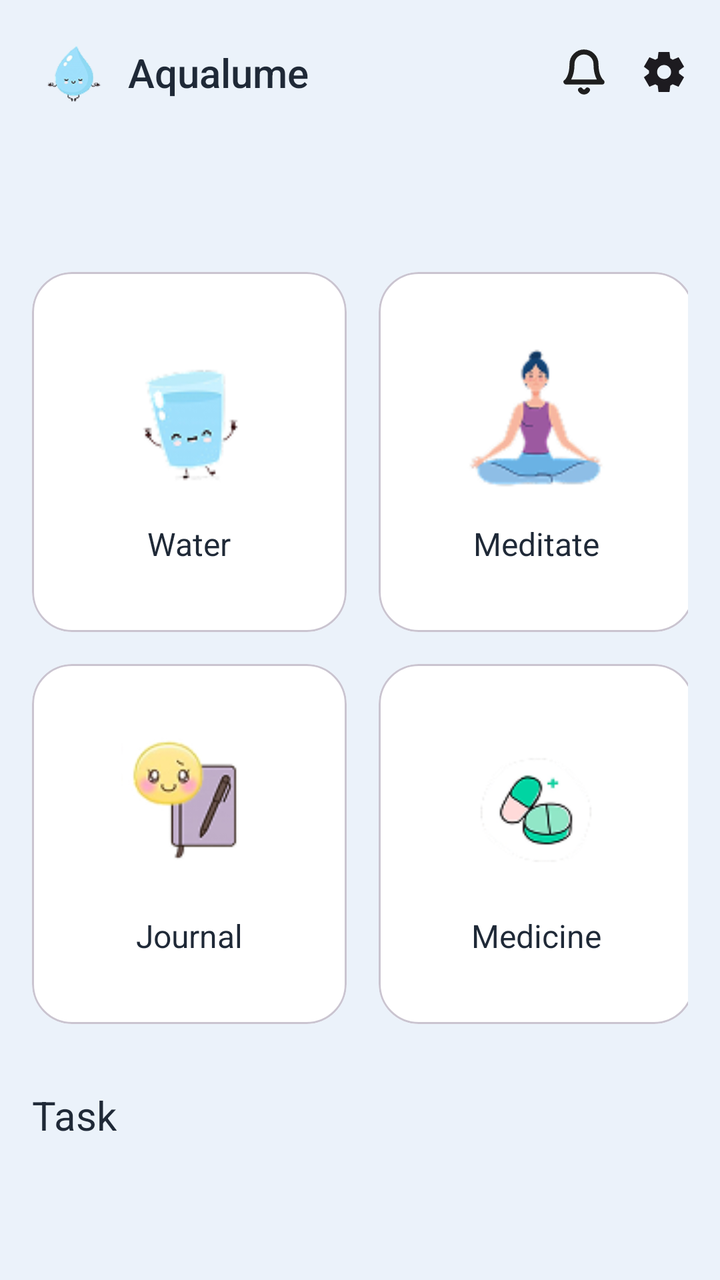
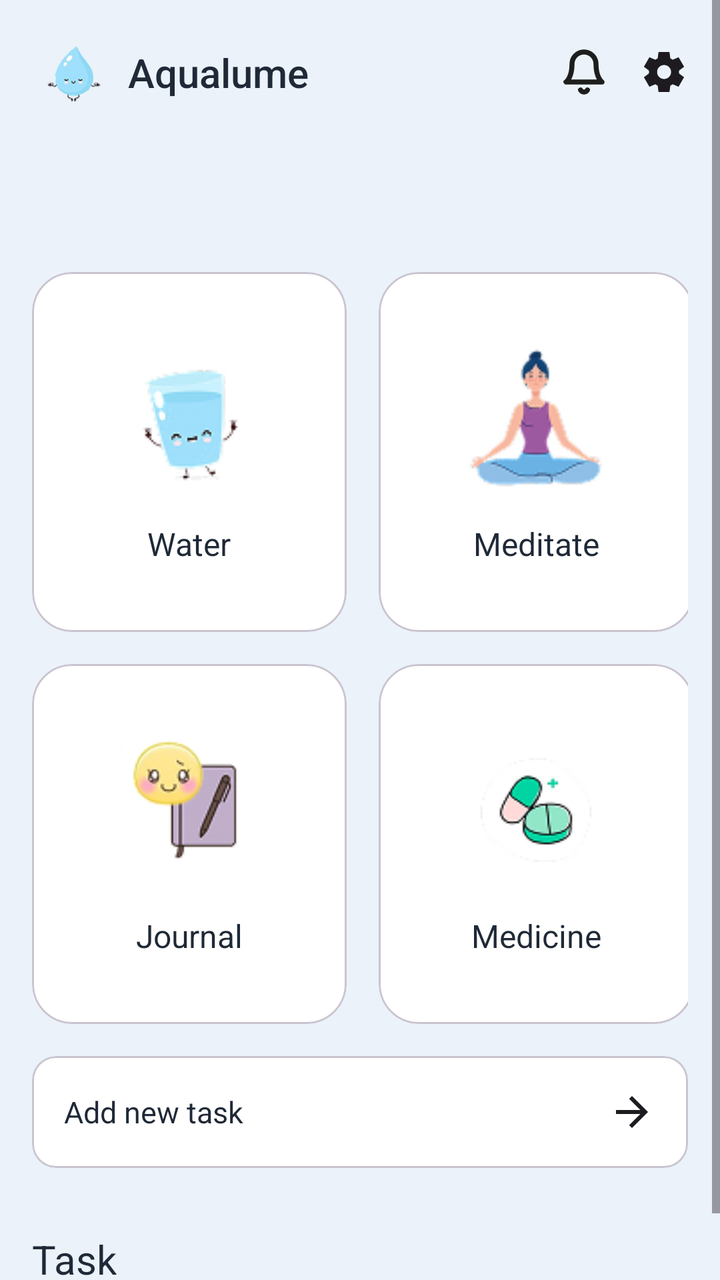

The first picture is an Android layout as it rendered before a commit; the second is the same layout after the commit. The layout source and the unified diff follow.
<!-- AndroidManifest.xml: application theme Theme.AqualumeApp -->
<!-- res/layout/fragment_add.xml -->
<?xml version="1.0" encoding="utf-8"?>
<ScrollView xmlns:android="http://schemas.android.com/apk/res/android"
    xmlns:app="http://schemas.android.com/apk/res-auto"
    android:layout_width="match_parent"
    android:layout_height="match_parent"
    android:background="@color/background"
    android:fillViewport="true">

    <androidx.constraintlayout.widget.ConstraintLayout
        android:layout_width="match_parent"
        android:layout_height="wrap_content"
        android:padding="16dp">

        
        <ImageView
            android:id="@+id/iv_logo"
            android:layout_width="40dp"
            android:layout_height="40dp"
            android:src="@drawable/logo"
            android:contentDescription="@string/app_name"
            app:layout_constraintStart_toStartOf="parent"
            app:layout_constraintTop_toTopOf="parent" />

        <TextView
            android:id="@+id/tv_app_name"
            android:layout_width="wrap_content"
            android:layout_height="wrap_content"
            android:text="@string/app_name"
            android:textSize="20sp"
            android:textColor="@color/primary_text"
            android:fontFamily="sans-serif-medium"
            android:layout_marginStart="8dp"
            app:layout_constraintBottom_toBottomOf="@id/iv_logo"
            app:layout_constraintStart_toEndOf="@id/iv_logo"
            app:layout_constraintTop_toTopOf="@id/iv_logo" />

        <ImageView
            android:id="@+id/iv_notification"
            android:layout_width="24dp"
            android:layout_height="24dp"
            android:layout_marginEnd="16dp"
            android:contentDescription="@string/notifications"
            android:src="@drawable/ic_notification"
            app:layout_constraintBottom_toBottomOf="@id/iv_logo"
            app:layout_constraintEnd_toStartOf="@id/iv_settings"
            app:layout_constraintTop_toTopOf="@id/iv_logo" />

        <ImageView
            android:id="@+id/iv_settings"
            android:layout_width="24dp"
            android:layout_height="24dp"
            android:contentDescription="@string/settings"
            android:src="@drawable/ic_settings"
            app:layout_constraintBottom_toBottomOf="@id/iv_logo"
            app:layout_constraintEnd_toEndOf="parent"
            app:layout_constraintTop_toTopOf="@id/iv_logo" />

        
        <com.google.android.material.card.MaterialCardView
            android:id="@+id/card_water"
            android:layout_width="0dp"
            android:layout_height="180dp"
            android:layout_marginTop="80dp"
            android:layout_marginEnd="8dp"
            app:cardCornerRadius="20dp"
            app:cardElevation="0dp"
            app:cardBackgroundColor="@color/white"
            app:layout_constraintEnd_toStartOf="@id/card_meditation"
            app:layout_constraintStart_toStartOf="parent"
            app:layout_constraintTop_toBottomOf="@id/iv_logo"
            app:layout_constraintWidth_percent="0.48">

            <LinearLayout
                android:layout_width="match_parent"
                android:layout_height="match_parent"
                android:orientation="vertical"
                android:gravity="center"
                android:padding="16dp">

                <ImageView
                    android:layout_width="80dp"
                    android:layout_height="80dp"
                    android:contentDescription="@string/water_icon"
                    android:src="@drawable/img_water" />

                <TextView
                    android:layout_width="wrap_content"
                    android:layout_height="wrap_content"
                    android:layout_marginTop="12dp"
                    android:fontFamily="sans-serif"
                    android:text="@string/waterr"
                    android:textColor="@color/primary_text"
                    android:textSize="16sp" />

            </LinearLayout>

        </com.google.android.material.card.MaterialCardView>

        <com.google.android.material.card.MaterialCardView
            android:id="@+id/card_meditation"
            android:layout_width="0dp"
            android:layout_height="180dp"
            android:layout_marginStart="8dp"
            app:cardCornerRadius="20dp"
            app:cardElevation="0dp"
            app:cardBackgroundColor="@color/white"
            app:layout_constraintEnd_toEndOf="parent"
            app:layout_constraintStart_toEndOf="@id/card_water"
            app:layout_constraintTop_toTopOf="@id/card_water"
            app:layout_constraintWidth_percent="0.48">

            <LinearLayout
                android:layout_width="match_parent"
                android:layout_height="match_parent"
                android:orientation="vertical"
                android:gravity="center"
                android:padding="16dp">

                <ImageView
                    android:layout_width="80dp"
                    android:layout_height="80dp"
                    android:src="@drawable/img_meditation"
                    android:contentDescription="@string/meditate_icon"/>

                <TextView
                    android:layout_width="wrap_content"
                    android:layout_height="wrap_content"
                    android:layout_marginTop="12dp"
                    android:fontFamily="sans-serif"
                    android:text="@string/meditatee"
                    android:textColor="@color/primary_text"
                    android:textSize="16sp" />

            </LinearLayout>

        </com.google.android.material.card.MaterialCardView>

        
        <com.google.android.material.card.MaterialCardView
            android:id="@+id/card_journal"
            android:layout_width="0dp"
            android:layout_height="180dp"
            android:layout_marginTop="16dp"
            android:layout_marginEnd="8dp"
            app:cardCornerRadius="20dp"
            app:cardElevation="0dp"
            app:cardBackgroundColor="@color/white"
            app:layout_constraintEnd_toStartOf="@id/card_medicine"
            app:layout_constraintStart_toStartOf="parent"
            app:layout_constraintTop_toBottomOf="@id/card_water"
            app:layout_constraintWidth_percent="0.48">

            <LinearLayout
                android:layout_width="match_parent"
                android:layout_height="match_parent"
                android:orientation="vertical"
                android:gravity="center"
                android:padding="16dp">

                <ImageView
                    android:layout_width="80dp"
                    android:layout_height="80dp"
                    android:src="@drawable/img_journal"
                    android:contentDescription="@string/journal_icon"/>

                <TextView
                    android:layout_width="wrap_content"
                    android:layout_height="wrap_content"
                    android:layout_marginTop="12dp"
                    android:fontFamily="sans-serif"
                    android:text="@string/jurnal"
                    android:textColor="@color/primary_text"
                    android:textSize="16sp" />

            </LinearLayout>

        </com.google.android.material.card.MaterialCardView>

        <com.google.android.material.card.MaterialCardView
            android:id="@+id/card_medicine"
            android:layout_width="0dp"
            android:layout_height="180dp"
            android:layout_marginStart="8dp"
            app:cardCornerRadius="20dp"
            app:cardElevation="0dp"
            app:cardBackgroundColor="@color/white"
            app:layout_constraintEnd_toEndOf="parent"
            app:layout_constraintStart_toEndOf="@id/card_journal"
            app:layout_constraintTop_toTopOf="@id/card_journal"
            app:layout_constraintWidth_percent="0.48">

            <LinearLayout
                android:layout_width="match_parent"
                android:layout_height="match_parent"
                android:orientation="vertical"
                android:gravity="center"
                android:padding="16dp">

                <ImageView
                    android:layout_width="80dp"
                    android:layout_height="80dp"
                    android:contentDescription="@string/medicine_icon"
                    android:src="@drawable/img_medicine" />

                <TextView
                    android:layout_width="wrap_content"
                    android:layout_height="wrap_content"
                    android:layout_marginTop="12dp"
                    android:fontFamily="sans-serif"
                    android:text="@string/medi"
                    android:textColor="@color/primary_text"
                    android:textSize="16sp" />

            </LinearLayout>

        </com.google.android.material.card.MaterialCardView>

        
        <TextView
            android:id="@+id/tv_tasks_title"
            android:layout_width="wrap_content"
            android:layout_height="wrap_content"
            android:layout_marginTop="32dp"
            android:fontFamily="sans-serif"
            android:text="@string/task"
            android:textColor="@color/primary_text"
            android:textSize="20sp"
            app:layout_constraintStart_toStartOf="parent"
            app:layout_constraintTop_toBottomOf="@id/card_journal" />

        <androidx.recyclerview.widget.RecyclerView
            android:id="@+id/rv_tasks"
            android:layout_width="0dp"
            android:layout_height="wrap_content"
            android:layout_marginTop="16dp"
            android:nestedScrollingEnabled="false"
            android:paddingStart="16dp"
            android:paddingEnd="16dp"
            app:layout_constraintEnd_toEndOf="parent"
            app:layout_constraintStart_toStartOf="parent"
            app:layout_constraintTop_toBottomOf="@id/tv_tasks_title" />

    </androidx.constraintlayout.widget.ConstraintLayout>

</ScrollView>
<!-- resources referenced by this layout -->
<resources>
  <color name="background">#EBF2FA</color>
  <color name="primary_text">#1F2937</color>
  <color name="white">#FFFFFFFF</color>
  <!-- drawable ic_notification (drawable) -->
  <vector xmlns:android="http://schemas.android.com/apk/res/android"
      android:width="24dp"
      android:height="24dp"
      android:viewportWidth="24"
      android:viewportHeight="24">
    <path
        android:pathData="M13.73,21C13.554,21.303 13.302,21.555 12.998,21.729C12.695,21.904 12.35,21.997 12,21.997C11.65,21.997 11.305,21.904 11.002,21.729C10.698,21.555 10.446,21.303 10.27,21M18,8C18,6.409 17.368,4.883 16.243,3.757C15.117,2.632 13.591,2 12,2C10.409,2 8.883,2.632 7.757,3.757C6.632,4.883 6,6.409 6,8C6,15 3,17 3,17H21C21,17 18,15 18,8Z"
        android:strokeLineJoin="round"
        android:strokeWidth="2.5"
        android:fillColor="#00000000"
        android:strokeColor="#1E1E1E"
        android:strokeLineCap="round"/>
  </vector>
  <!-- drawable ic_settings (drawable) -->
  <vector xmlns:android="http://schemas.android.com/apk/res/android"
      android:width="24dp"
      android:height="24dp"
      android:viewportWidth="24"
      android:viewportHeight="24">
    <path
        android:pathData="M9.25,22L8.85,18.8C8.634,18.717 8.429,18.617 8.238,18.5C8.046,18.383 7.859,18.258 7.675,18.125L4.7,19.375L1.95,14.625L4.525,12.675C4.509,12.558 4.5,12.446 4.5,12.337V11.663C4.5,11.554 4.509,11.442 4.525,11.325L1.95,9.375L4.7,4.625L7.675,5.875C7.859,5.742 8.05,5.617 8.25,5.5C8.45,5.383 8.65,5.283 8.85,5.2L9.25,2H14.75L15.15,5.2C15.367,5.283 15.571,5.383 15.763,5.5C15.954,5.617 16.142,5.742 16.325,5.875L19.3,4.625L22.05,9.375L19.475,11.325C19.492,11.442 19.5,11.554 19.5,11.663V12.337C19.5,12.446 19.483,12.558 19.45,12.675L22.025,14.625L19.275,19.375L16.325,18.125C16.142,18.258 15.95,18.383 15.75,18.5C15.55,18.617 15.35,18.717 15.15,18.8L14.75,22H9.25ZM12.05,15.5C13.017,15.5 13.842,15.158 14.525,14.475C15.208,13.792 15.55,12.967 15.55,12C15.55,11.033 15.208,10.208 14.525,9.525C13.842,8.842 13.017,8.5 12.05,8.5C11.067,8.5 10.238,8.842 9.563,9.525C8.888,10.208 8.55,11.033 8.55,12C8.55,12.967 8.888,13.792 9.563,14.475C10.238,15.158 11.067,15.5 12.05,15.5Z"
        android:fillColor="#1D1B20"/>
  </vector>
  <!-- drawable img_journal: png bitmap (drawable, 6982 bytes) -->
  <!-- drawable img_medicine: png bitmap (drawable, 5102 bytes) -->
  <!-- drawable img_meditation: png bitmap (drawable, 5709 bytes) -->
  <!-- drawable img_water: png bitmap (drawable, 4928 bytes) -->
  <!-- drawable logo: png bitmap (drawable, 4577 bytes) -->
  <string name="app_name">Aqualume</string>
  <string name="journal_icon">journalIcon\n</string>
  <string name="jurnal">Journal</string>
  <string name="medi">Medicine</string>
  <string name="medicine_icon">medicineIcon</string>
  <string name="meditate_icon">mediIcon</string>
  <string name="meditatee">Meditate</string>
  <string name="notifications">Notifications</string>
  <string name="settings">Settings</string>
  <string name="task">Task</string>
  <string name="water_icon">waterIcon\n</string>
  <string name="waterr">Water</string>
  <style name="Theme.AqualumeApp" parent="Base.Theme.AqualumeApp" />
  <style name="Base.Theme.AqualumeApp" parent="Theme.Material3.DayNight.NoActionBar">
          
          
      </style>
</resources>

<!-- the commit's change to res/layout/fragment_add.xml (unified diff, before → after) -->
@@ -215,6 +215,43 @@
 
         </com.google.android.material.card.MaterialCardView>
 
+        <com.google.android.material.card.MaterialCardView
+            android:id="@+id/btn_add_task"
+            android:layout_width="0dp"
+            android:layout_height="wrap_content"
+            android:layout_marginTop="16dp"
+            app:cardCornerRadius="12dp"
+            app:cardElevation="0dp"
+            app:cardBackgroundColor="@color/white"
+            app:layout_constraintEnd_toEndOf="parent"
+            app:layout_constraintStart_toStartOf="parent"
+            app:layout_constraintTop_toBottomOf="@+id/card_medicine">
+
+            <LinearLayout
+                android:layout_width="match_parent"
+                android:layout_height="wrap_content"
+                android:orientation="horizontal"
+                android:padding="16dp"
+                android:gravity="center_vertical">
+
+                <TextView
+                    android:layout_width="0dp"
+                    android:layout_height="wrap_content"
+                    android:layout_weight="1"
+                    android:text="@string/add_new_task"
+                    android:textSize="15sp"
+                    android:textColor="@color/primary_text" />
+
+                <ImageView
+                    android:layout_width="24dp"
+                    android:layout_height="24dp"
+                    android:src="@drawable/ic_arrow_right"
+                    android:contentDescription="@string/view" />
+
+            </LinearLayout>
+
+        </com.google.android.material.card.MaterialCardView>
+
         
         <TextView
             android:id="@+id/tv_tasks_title"
@@ -226,7 +263,7 @@
             android:textColor="@color/primary_text"
             android:textSize="20sp"
             app:layout_constraintStart_toStartOf="parent"
-            app:layout_constraintTop_toBottomOf="@id/card_journal" />
+            app:layout_constraintTop_toBottomOf="@+id/btn_add_task" />
 
         <androidx.recyclerview.widget.RecyclerView
             android:id="@+id/rv_tasks"
<!-- resource entries referenced after the edit -->
@@ -3,6 +3,16 @@
   <color name="background">#EBF2FA</color>
   <color name="primary_text">#1F2937</color>
   <color name="white">#FFFFFFFF</color>
+  <!-- drawable ic_arrow_right (drawable) -->
+  <vector xmlns:android="http://schemas.android.com/apk/res/android"
+      android:width="24dp"
+      android:height="24dp"
+      android:viewportWidth="24"
+      android:viewportHeight="24">
+    <path
+        android:pathData="M16.175,11L10.575,5.4L12,4L20,12L12,20L10.575,18.6L16.175,13H4V11H16.175Z"
+        android:fillColor="#1D1B20"/>
+  </vector>
   <!-- drawable ic_notification (drawable) -->
   <vector xmlns:android="http://schemas.android.com/apk/res/android"
       android:width="24dp"
@@ -32,6 +42,7 @@
   <!-- drawable img_meditation: png bitmap (drawable, 5709 bytes) -->
   <!-- drawable img_water: png bitmap (drawable, 4928 bytes) -->
   <!-- drawable logo: png bitmap (drawable, 4577 bytes) -->
+  <string name="add_new_task">Add new task</string>
   <string name="app_name">Aqualume</string>
   <string name="journal_icon">journalIcon\n</string>
   <string name="jurnal">Journal</string>
@@ -42,6 +53,7 @@
   <string name="notifications">Notifications</string>
   <string name="settings">Settings</string>
   <string name="task">Task</string>
+  <string name="view">View</string>
   <string name="water_icon">waterIcon\n</string>
   <string name="waterr">Water</string>
   <style name="Theme.AqualumeApp" parent="Base.Theme.AqualumeApp" />
